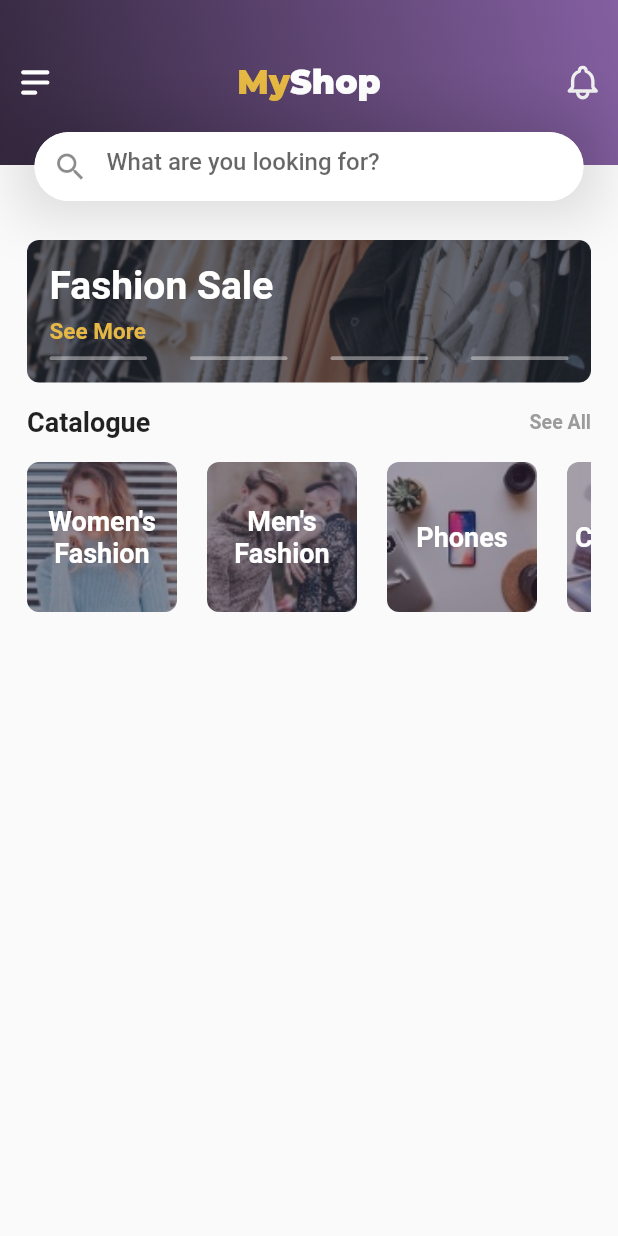
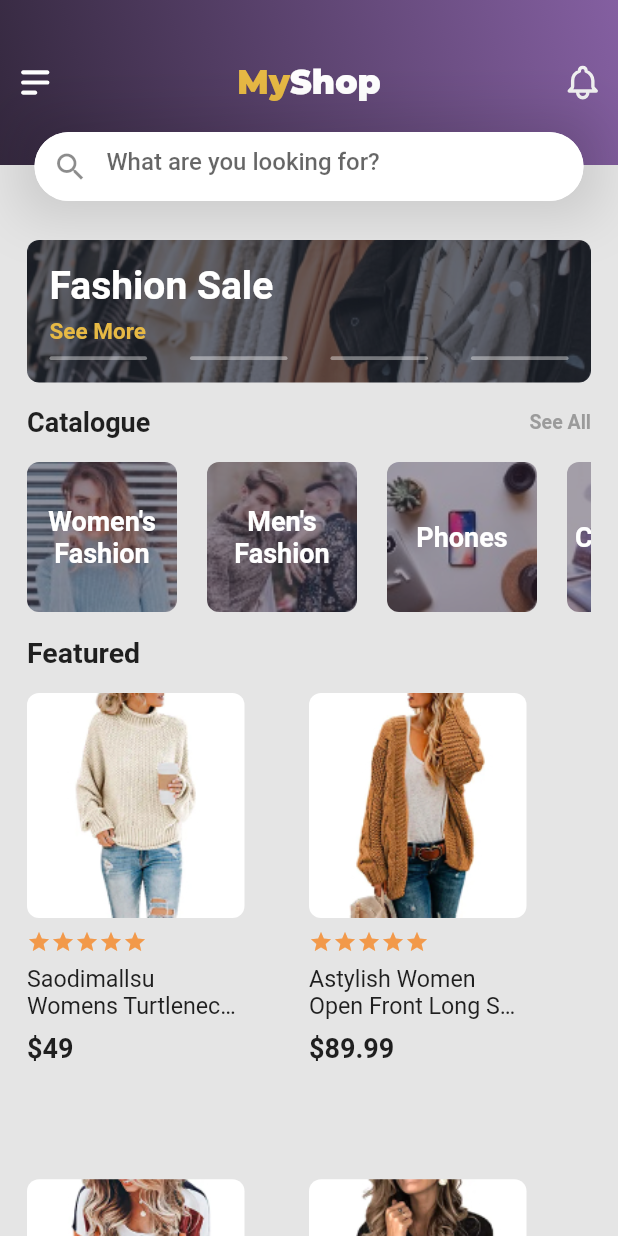
Before and after one commit to ilavisharma/Flutter-Ecommerce-App, a Flutter app: the HomeScreen screen opened by its route, on a phone screen of 412 x 824 dp. Run offline on Flutter 3.47's test engine with Material 2 defaults, Android fonts, the phone set to English and light mode, and no system bars; our stand-ins replace flutter_svg; Roboto replaces fonts that are missing (SF-Pro); project files that could hold a hidden picture were left out.

Commit message:
finished featured products

```diff
--- /dev/null
+++ b/lib/data/products.dart
@@ -0,0 +1,26 @@
+const FeaturedProducts = [
+  {
+    'image': 'assets/images/item-1.jpg',
+    'name': 'Saodimallsu Womens Turtleneck Oversized',
+    'price': "\$49",
+    'liked': false,
+  },
+  {
+    'image': 'assets/images/item-2.jpg',
+    'name': 'Astylish Women Open Front Long Sleeve Ch',
+    'price': "\$89.99",
+    'liked': true,
+  },
+  {
+    'image': 'assets/images/item-3.jpg',
+    'name': 'ECOWISH Womens Color Block Striped Draped K',
+    'price': "\$102.33",
+    'liked': false,
+  },
+  {
+    'image': 'assets/images/item-4.jpg',
+    'name': 'Angashion Women\'s Sweaters Casual Long',
+    'price': "\$132.98",
+    'liked': false,
+  },
+];
--- a/lib/screens/home_screen.dart
+++ b/lib/screens/home_screen.dart
@@ -1,4 +1,5 @@
 import 'package:ecommerce_app/data/categories.dart';
+import 'package:ecommerce_app/data/products.dart';
 import 'package:flutter/material.dart';
 import 'package:flutter_svg/flutter_svg.dart';
 import 'package:ecommerce_app/widgets/widgets.dart';
@@ -42,9 +43,17 @@ class HomeScreen extends StatelessWidget {
     );
   }
 
+  List<Widget> _buildFeaturedProducts() {
+    return FeaturedProducts.map((product) => ProductItem(
+        image: AssetImage(product['image']),
+        price: product['price'],
+        name: product['name'])).toList();
+  }
+
   @override
   Widget build(BuildContext context) {
     return Scaffold(
+      backgroundColor: Color(0xFFE5E5E5),
       extendBodyBehindAppBar: true,
       appBar: CustomAppBar(
         leading: SvgPicture.asset(
@@ -59,16 +68,18 @@ class HomeScreen extends StatelessWidget {
               TextSpan(
                 text: 'My',
                 style: TextStyle(
-                    color: Color(0xFFE7B944),
-                    fontWeight: FontWeight.w900,
-                    fontFamily: 'Montserrat'),
+                  color: Color(0xFFE7B944),
+                  fontWeight: FontWeight.w900,
+                  fontFamily: 'Montserrat',
+                ),
               ),
               TextSpan(
                 text: 'Shop',
                 style: TextStyle(
-                    color: Colors.white,
-                    fontWeight: FontWeight.w900,
-                    fontFamily: 'Montserrat'),
+                  color: Colors.white,
+                  fontWeight: FontWeight.w900,
+                  fontFamily: 'Montserrat',
+                ),
               ),
             ],
           ),
@@ -83,7 +94,7 @@ class HomeScreen extends StatelessWidget {
         child: Container(
           margin: EdgeInsets.symmetric(horizontal: 18),
           child: Column(
-            mainAxisSize: MainAxisSize.min,
+            crossAxisAlignment: CrossAxisAlignment.start,
             children: [
               SizedBox(
                 height: 160,
@@ -119,6 +130,24 @@ class HomeScreen extends StatelessWidget {
                   children: _buildCategories(),
                 ),
               ),
+              Padding(
+                padding: EdgeInsets.symmetric(vertical: 16),
+                child: Text(
+                  'Featured',
+                  style: TextStyle(
+                    fontSize: 19,
+                    fontWeight: FontWeight.bold,
+                  ),
+                ),
+              ),
+              GridView.count(
+                padding: EdgeInsets.zero,
+                shrinkWrap: true,
+                crossAxisCount: 2,
+                children: _buildFeaturedProducts(),
+                childAspectRatio: 0.58,
+                physics: NeverScrollableScrollPhysics(),
+              ),
             ],
           ),
         ),
--- /dev/null
+++ b/lib/widgets/product_item.dart
@@ -0,0 +1,62 @@
+import 'package:flutter/material.dart';
+
+class ProductItem extends StatelessWidget {
+  final ImageProvider<dynamic> image;
+  final String price;
+  final String name;
+
+  const ProductItem({
+    @required this.image,
+    @required this.price,
+    @required this.name,
+  });
+
+  @override
+  Widget build(BuildContext context) {
+    return Container(
+      child: Column(
+        crossAxisAlignment: CrossAxisAlignment.start,
+        children: [
+          Container(
+            width: 145,
+            height: 150,
+            decoration: BoxDecoration(
+              borderRadius: BorderRadius.all(Radius.circular(8)),
+              image: DecorationImage(
+                image: image,
+                fit: BoxFit.cover,
+              ),
+            ),
+          ),
+          Padding(
+            padding: EdgeInsets.only(top: 8.0),
+            child: Row(
+              children: List.generate(
+                5,
+                (index) => Icon(
+                  Icons.star,
+                  color: Color(0xFFF2994A),
+                  size: 16,
+                ),
+              ),
+            ),
+          ),
+          Container(
+            width: 140,
+            padding: EdgeInsets.symmetric(vertical: 8),
+            child: Text(
+              name,
+              maxLines: 2,
+              overflow: TextOverflow.ellipsis,
+              style: TextStyle(fontSize: 15.5),
+            ),
+          ),
+          Text(
+            price,
+            style: TextStyle(fontSize: 18, fontWeight: FontWeight.bold),
+          ),
+        ],
+      ),
+    );
+  }
+}
--- a/lib/widgets/widgets.dart
+++ b/lib/widgets/widgets.dart
@@ -3,3 +3,4 @@ export './clipped_header.dart';
 export './faded_button.dart';
 export './custom_app_bar.dart';
 export './carousal.dart';
+export './product_item.dart';
```
Also changed, not shown: assets/images/item-1.jpg (added), assets/images/item-2.jpg (added), assets/images/item-3.jpg (added), assets/images/item-4.jpg (added).
